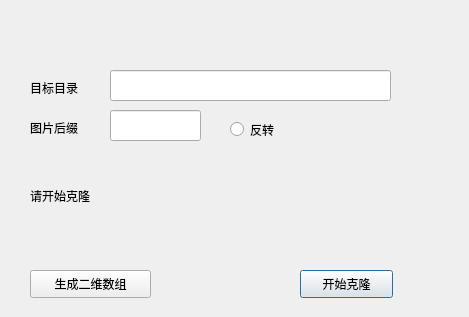
Old version of the form dialogimageclone.ui in the repository wuyubo/skinAssistant.
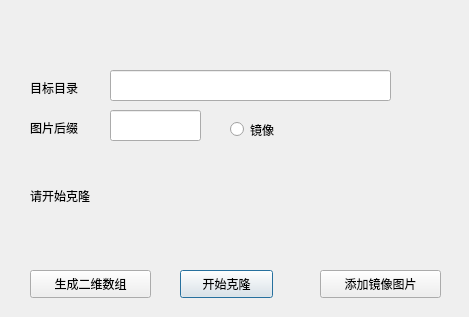
New version of the form.

What changed in the file:
```diff
--- a/dialogimageclone.ui
+++ b/dialogimageclone.ui
@@ -62,7 +62,7 @@
   <widget class="QPushButton" name="pushButton">
    <property name="geometry">
     <rect>
-     <x>300</x>
+     <x>180</x>
      <y>270</y>
      <width>93</width>
      <height>28</height>
@@ -108,7 +108,20 @@
     </rect>
    </property>
    <property name="text">
-    <string>反转</string>
+    <string>镜像</string>
+   </property>
+  </widget>
+  <widget class="QPushButton" name="ptn_addMirrorImg">
+   <property name="geometry">
+    <rect>
+     <x>320</x>
+     <y>270</y>
+     <width>121</width>
+     <height>28</height>
+    </rect>
+   </property>
+   <property name="text">
+    <string>添加镜像图片</string>
    </property>
   </widget>
  </widget>
```
